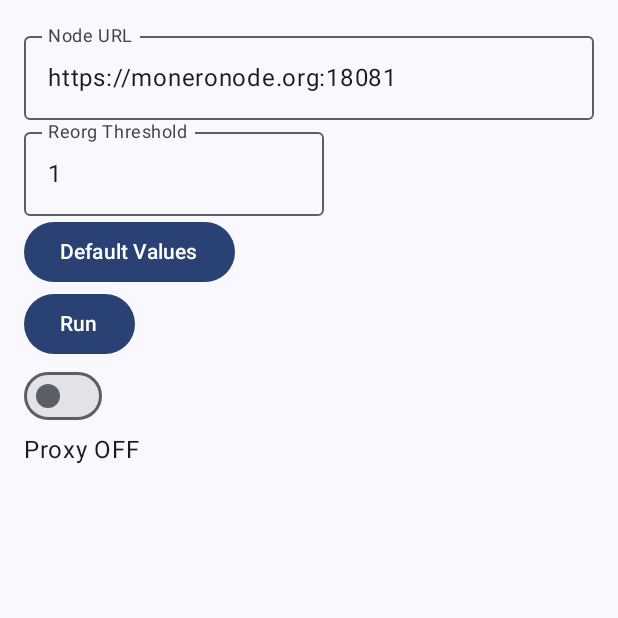
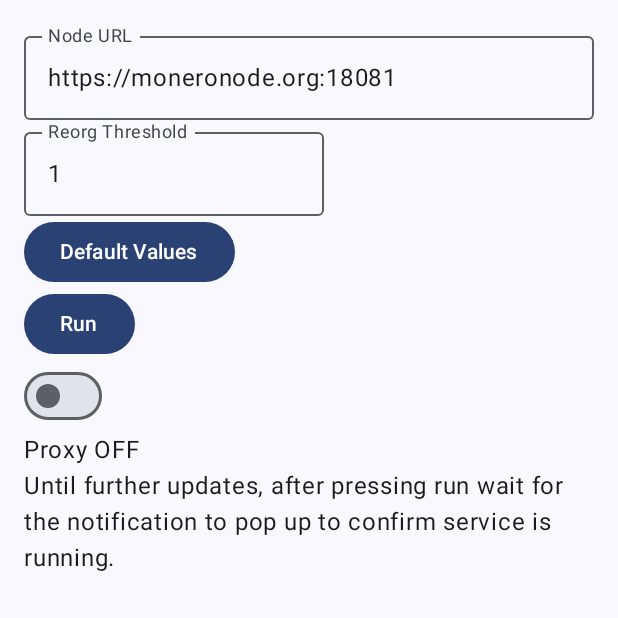
Before and after one commit to NathanRizza/monero-watchman, an Android app built with Jetpack Compose: the screen it shows after launch (MainActivity), on a phone screen of 412 x 824 dp, the top half of it. Run offline under Robolectric (Android 15) with nearby library versions, the phone set to English and light mode, and no system bars.

Commit message:
added diffrrent notification channels for reorg notifications and foreground services added a battery optimization check and bypass based on user input

```diff
--- a/app/src/main/AndroidManifest.xml
+++ b/app/src/main/AndroidManifest.xml
@@ -5,6 +5,7 @@
 	<uses-permission android:name="android.permission.FOREGROUND_SERVICE_DATA_SYNC" />
     <uses-permission android:name="android.permission.FOREGROUND_SERVICE"/>
 	<uses-permission android:name="android.permission.POST_NOTIFICATIONS" />
+	<uses-permission android:name="android.permission.REQUEST_IGNORE_BATTERY_OPTIMIZATIONS"/>
     <application
         android:usesCleartextTraffic="true"
         android:allowBackup="true"
--- a/app/src/main/java/com/example/monerowatchman/MainActivity.kt
+++ b/app/src/main/java/com/example/monerowatchman/MainActivity.kt
@@ -42,6 +42,10 @@ import androidx.core.app.ActivityCompat
 import androidx.core.content.ContextCompat
 import com.example.monerowatchman.ui.theme.MoneroWatchmanTheme
 import androidx.compose.material3.Switch
+//batt op
+import android.net.Uri;
+import android.os.Build;
+import android.provider.Settings;
 
 class MainActivity : ComponentActivity() {
 
@@ -50,6 +54,13 @@ class MainActivity : ComponentActivity() {
 
 		// Requests notification permissions
 	    ActivityCompat.requestPermissions(this, arrayOf(android.Manifest.permission.POST_NOTIFICATIONS), 100)
+
+		// Reqest battery optimization exception
+		if (Build.VERSION.SDK_INT >= Build.VERSION_CODES.M) {
+		    val intent = Intent(Settings.ACTION_REQUEST_IGNORE_BATTERY_OPTIMIZATIONS)
+		    intent.data = Uri.parse("package:$packageName")
+		    startActivity(intent)
+		}
 
 		setContent {
 			MoneroWatchmanTheme {
@@ -85,7 +96,7 @@ class MainActivity : ComponentActivity() {
 						    keyboardOptions = KeyboardOptions(keyboardType = KeyboardType.Number)
 						)
 
-						// Convert to Int when you need it:
+						// Convert to int because we can only get strings
 						reorg_threshold = reorgText.toIntOrNull() ?: 1
 
 					    Button(onClick = {
@@ -106,7 +117,7 @@ class MainActivity : ComponentActivity() {
 						Switch(checked = use_proxy,onCheckedChange = { use_proxy = it })
 				        Text(text = if (use_proxy) "Proxy ON" else "Proxy OFF")
 
-						//Text("Until further updates, after pressing run wait for the notification to pop up to confirm service is running.")
+						Text("Until further updates, after pressing run wait for the notification to pop up to confirm service is running.")
 
 					}
 				}
@@ -115,14 +126,13 @@ class MainActivity : ComponentActivity() {
 	}
 
 	private fun startReorgCheckService(node_url: String, reorg_threshold: Int, reorg_check_interval: Int, use_proxy: Boolean) {
-		// Get the ReorgCheckService
+
 	    val intent = Intent(this, ReorgCheckService::class.java)
-		// Append values to intent that we need to pass to the service
+
 	    intent.putExtra("node_url", node_url)
-	    intent.putExtra("reorg_check_interval", reorg_check_interval)
 	    intent.putExtra("reorg_threshold", reorg_threshold)
 	    intent.putExtra("use_proxy", use_proxy)
-		// Start Service
+
 	    ContextCompat.startForegroundService(this, intent)
 	}
 }
```
Also changed, not shown: app/src/main/java/com/example/monerowatchman/services/ReorgCheckService.kt (+15 -14 lines).
